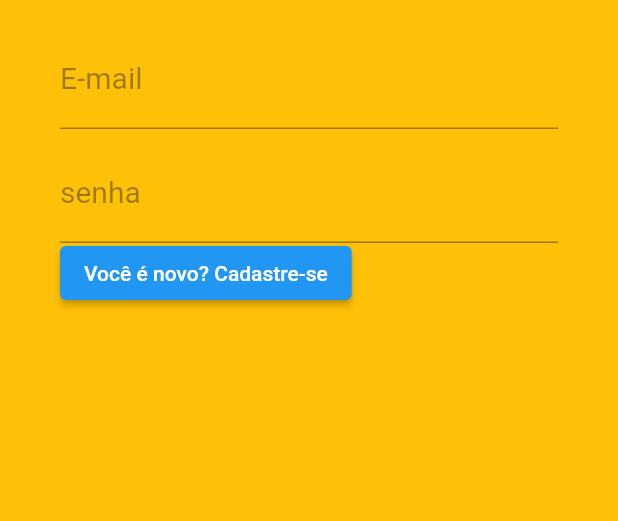
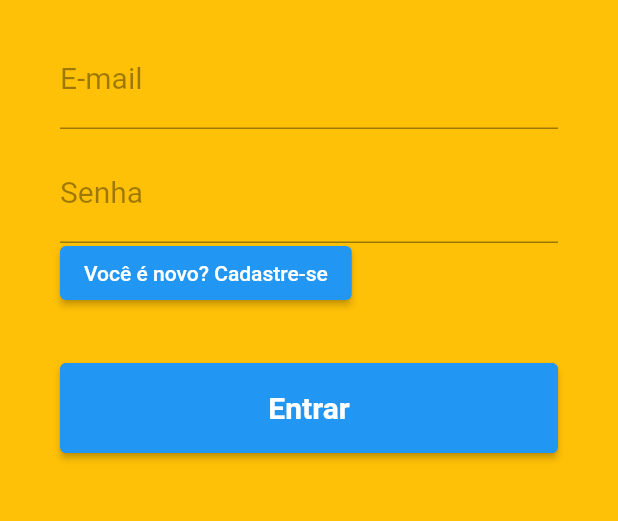
Before and after one commit to matiasfilho81/mi_au, a Flutter app: the screen it shows after launch, on a phone screen of 412 x 824 dp, the part 282-803 px from its top. Run offline on Flutter 3.47's test engine with Material 2 defaults, Android fonts, the phone set to English and light mode, and no system bars.

Commit message:
wip- tela de login e imagens

```diff
--- a/lib/pages/login.dart
+++ b/lib/pages/login.dart
@@ -1,4 +1,3 @@
-//teste
 import 'package:flutter/material.dart';
 
 class LoginPage extends StatelessWidget {
@@ -8,16 +7,22 @@ class LoginPage extends StatelessWidget {
   Widget build(BuildContext context) {
     return Scaffold(
       body: Container(
-      padding: const EdgeInsets.only(top: 60, left: 40, right: 40,),
+        padding: const EdgeInsets.only(
+          top: 60,
+          left: 40,
+           right: 40,
+           ),
         color: Colors.amber,
         child: ListView(
-        children: [
+          children: <Widget>[
             SizedBox(
               width: 128,
               height: 128,
-            child: Image.asset('assets/images/logo.png'),
+              child: Image.asset("assets/images/logoo.png"),
             ),
-          const  SizedBox(height: 20,),
+            const SizedBox(
+              height: 20,
+            ),
             TextFormField(
               keyboardType: TextInputType.emailAddress,
               decoration: const InputDecoration(
@@ -28,14 +33,19 @@ class LoginPage extends StatelessWidget {
                   fontSize: 20,
                 ),
               ),
-            style: const TextStyle(fontSize: 20),
+              style: const TextStyle(
+                fontSize: 20,
                 ),
-          const SizedBox(height: 10,),
+            ),
+             const SizedBox(
+              height: 10,
+            ),
             TextFormField(
+              //autofocus:true,
               keyboardType: TextInputType.text,
               obscureText: true,
-            decoration:const InputDecoration(
-              labelText: "senha",
+              decoration: const InputDecoration(
+                labelText: "Senha",
                 labelStyle: TextStyle(
                   color: Colors.black38,
                   fontWeight: FontWeight.w400,
@@ -47,18 +57,54 @@ class LoginPage extends StatelessWidget {
             Container(
               height: 40,
               alignment: Alignment.centerLeft,
-
-              child: const ElevatedButton(
-                child: Text (
+              child:  ElevatedButton(
+                child: const Text(
                   "Você é novo? Cadastre-se",
-
                 ),
-                onPressed: () {},
-
+                onPressed:() {},
+              ),
+            ),
+            const SizedBox(
+              height: 40,
+            ),
+            Container(
+              height: 60,
+              alignment: Alignment.centerLeft,
+              decoration: const BoxDecoration(
+                gradient: LinearGradient(
+                  begin: Alignment.topLeft,
+                  end: Alignment.bottomRight,
+                  stops: [0.3, 1],
+                  colors: [
+                    Color.fromARGB(255, 109, 36, 245),
+                     Color.fromARGB(255, 5, 78, 25),
+                  ],
+                ),
+                borderRadius: BorderRadius.all(
+                  Radius.circular(5),
+                  ),
+              ),
+              child: SizedBox.expand(
+                child:  ElevatedButton(
+                  child: Row(
+                    mainAxisAlignment: MainAxisAlignment.center,
+                    children: const <Widget>[
+                      Text(
+                        "Entrar",
+                        style:  TextStyle(
+                          fontWeight: FontWeight.bold,
+                          color: Colors.white,
+                          fontSize: 20,
+                        ),
+                        textAlign: TextAlign.center,
                         ),
 
+                    ],
                   ),
-            SizedBox()
+                  onPressed: () => {},
+                   ),
+              ),
+            )
             ],
         ),
       ),
--- a/pubspec.yaml
+++ b/pubspec.yaml
@@ -60,6 +60,8 @@ flutter:
   # To add assets to your application, add an assets section, like this:
   assets:
     - assets/images/logo.png
+    - assets/images/logoo.png
+    - assets/images/bone.png
   # An image asset can refer to one or more resolution-specific "variants", see
   # https://flutter.dev/assets-and-images/#resolution-aware
 
```
Also changed, not shown: assets/images/bone.png (added), assets/images/logoo.png (added), 1 other file. Lines whose indentation alone changed are shown as unchanged.
